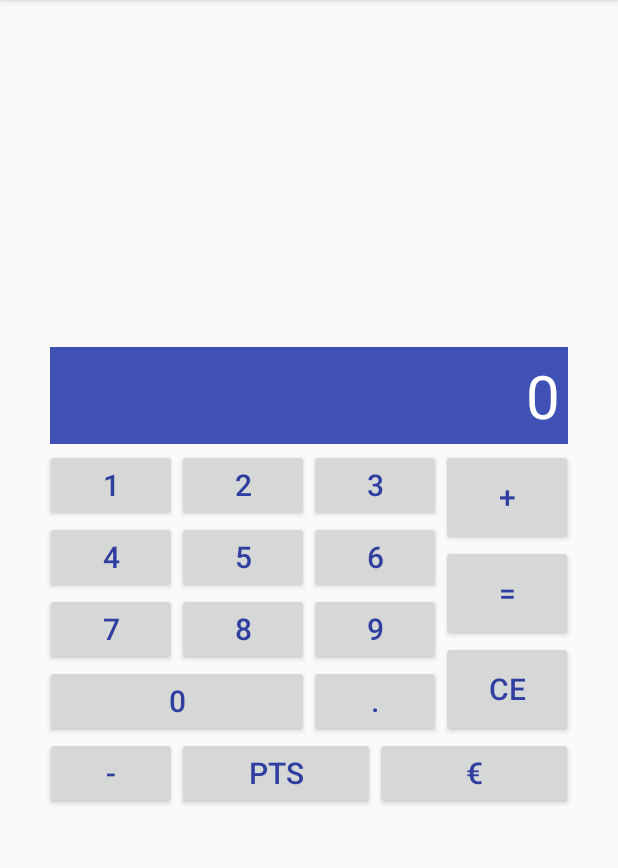
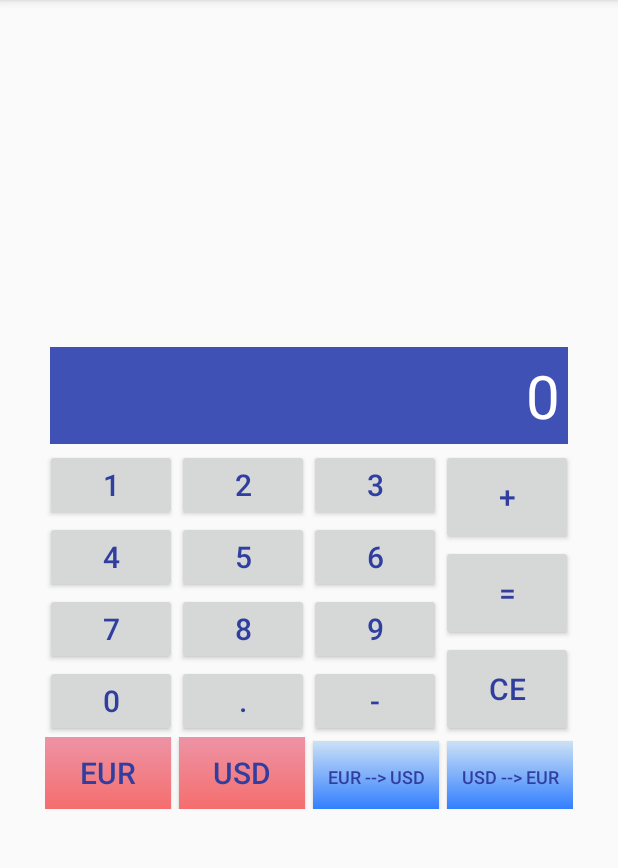
Before and after one commit to jvg637/AndroidFundamentosProyecto, an Android app: the fragment TabCalculadora shown on its own in the app's theme, after a tap on "CE", on a phone screen of 412 x 824 dp, the part 84-952 px from its top. Run offline under Robolectric (Android 15) with nearby library versions, the phone set to English and light mode, and no system bars; our stand-ins replace ButterKnife.

Commit message:
versión mapa funcional

```diff
--- a/app/src/main/java/es/maps/programacion/fundamentos/androidfundamentosproyecto/ui/tab/TabCalculadora.java
+++ b/app/src/main/java/es/maps/programacion/fundamentos/androidfundamentosproyecto/ui/tab/TabCalculadora.java
@@ -2,8 +2,10 @@ package es.maps.programacion.fundamentos.androidfundamentosproyecto.ui.tab;
 
 
 import android.content.Intent;
+import android.content.SharedPreferences;
 import android.os.Bundle;
 import android.support.v4.app.Fragment;
+import android.support.v7.preference.PreferenceManager;
 import android.view.LayoutInflater;
 import android.view.View;
 import android.view.ViewGroup;
@@ -16,6 +18,9 @@ import butterknife.ButterKnife;
 import butterknife.OnClick;
 import es.maps.programacion.fundamentos.androidfundamentosproyecto.R;
 import es.maps.programacion.fundamentos.androidfundamentosproyecto.lib.divisas.ConvertidorDivisas;
+import es.maps.programacion.fundamentos.androidfundamentosproyecto.lib.divisas.DivisasSW;
+import es.maps.programacion.fundamentos.androidfundamentosproyecto.lib.paises.pojo.Pais;
+import es.maps.programacion.fundamentos.androidfundamentosproyecto.sqlite.PaisesDivisasSQLite;
 
 import static android.app.Activity.RESULT_OK;
 
@@ -58,10 +63,14 @@ public class TabCalculadora extends Fragment {
     Button btnPunto;
     @BindView(R.id.btnOri)
     Button btnOri;
-    @BindView(R.id.btnDES)
+    @BindView(R.id.btnDes)
     Button btnDes;
     @BindView(R.id.btnMenos)
     Button btnMenos;
+    @BindView(R.id.btnCNV)
+    Button btnCNV;
+    @BindView(R.id.btnCNV2)
+    Button btnCNV2;
 
     /*private TextView pantallaCalculadora;*/
 
@@ -75,6 +84,30 @@ public class TabCalculadora extends Fragment {
 
 
     private void inicializaComponentes() {
+
+        obtenerDivisaPaisPreferencias();
+    }
+
+    private void obtenerDivisaPaisPreferencias() {
+
+        SharedPreferences pref = PreferenceManager.getDefaultSharedPreferences(getContext());
+        String paisDefault = pref.getString(getString(R.string.pref_pais_origen), "");
+
+        if (!paisDefault.isEmpty()) {
+            PaisesDivisasSQLite db = new PaisesDivisasSQLite(getContext());
+
+            Pais pais = db.getPais(paisDefault);
+
+            String primeraDivsa = pais.getDivisas().split("-")[0];
+
+            btnOri.setText(primeraDivsa);
+
+            if (primeraDivsa.equals("USD")) {
+                btnDes.setText("EUR");
+            }
+
+            btnCNV.setText(primeraDivsa + btnCNV.getText().toString().substring(3));
+        }
     }
 
 
@@ -84,6 +117,7 @@ public class TabCalculadora extends Fragment {
         ButterKnife.bind(this, view);
 
         inicializaComponentes();
+
 
         return view;
     }
@@ -98,8 +132,8 @@ public class TabCalculadora extends Fragment {
 
         if (flagNuevoNumero && !tag.equals(getResources().getString(R.string.digito_IGUAL_calculadora)) &&
                 !tag.equals(getResources().getString(R.string.digito_MAS_calculadora)) &&
-                !tag.equals(getResources().getString(R.string.digito_PTS_calculadora)) &&
-                !tag.equals(getResources().getString(R.string.digito_EUR_calculadora)) &&
+                !tag.equals(getResources().getString(R.string.digito_moneda_origen_calculadora)) &&
+                !tag.equals(getResources().getString(R.string.digito_moneda_destino_calculadora)) &&
                 !tag.equals(getResources().getString(R.string.digito_MENOS_calculadora))) {
             actualizaPantalla(tag, "");
         }
@@ -187,7 +221,7 @@ public class TabCalculadora extends Fragment {
                 //acumulador = 0d;
                 tagPrevia = "";
 
-            } else if (tag.equals(getResources().getString(R.string.digito_PTS_calculadora))) {
+            } else if (tag.equals(getResources().getString(R.string.digito_moneda_origen_calculadora))) {
                 sumando = pantallaCalculadora.getText().toString().length() > 0 ? Double.parseDouble(pantallaCalculadora.getText().toString()) : 0;
                 actualizaPantalla(tag, String.format("%d", (Math.round(sumando * 166.386))));
 
@@ -195,7 +229,7 @@ public class TabCalculadora extends Fragment {
                 flagDecimalIntroducido = false;
                 tagPrevia = "";
 
-            } else if (tag.equals(getResources().getString(R.string.digito_EUR_calculadora))) {
+            } else if (tag.equals(getResources().getString(R.string.digito_moneda_destino_calculadora))) {
                 sumando = pantallaCalculadora.getText().toString().length() > 0 ? Double.parseDouble(pantallaCalculadora.getText().toString()) : 0;
                 actualizaPantalla(tag, String.format("%.2f", (sumando / 166.386f)));
 
@@ -243,8 +277,35 @@ public class TabCalculadora extends Fragment {
         }
     }
 
+    @OnClick({R.id.btnCNV})
+    void convierteDivisa() {
 
-    @OnClick({R.id.btnOri, R.id.btnDES})
+        convierteDivisa(1);
+    }
+
+    private void convierteDivisa(int opcion) {
+        try {
+            double tipoDeCambio=-1;
+            if (opcion == 1)
+                 tipoDeCambio = new DivisasSW().tipoCambio(btnOri.getText().toString(), btnDes.getText().toString());
+            else
+                 tipoDeCambio = new DivisasSW().tipoCambio( btnDes.getText().toString(),btnOri.getText().toString());
+
+            if (tipoDeCambio < 0) {
+                Toast.makeText(getContext(), "Ha ocurrido un error en el acceso al tipo de cambio!", Toast.LENGTH_SHORT).show();
+                return;
+            }
+
+            //Toast.makeText(this, "" + importe1, Toast.LENGTH_SHORT).show();
+
+            pantallaCalculadora.setText(String.valueOf(tipoDeCambio * Double.parseDouble(pantallaCalculadora.getText().toString())));
+        } catch (Exception ex) {
+            Toast.makeText(getContext(), "Ha ocurrido un error! Inténtelo de nuevo", Toast.LENGTH_SHORT).show();
+
+        }
+    }
+
+    @OnClick({R.id.btnOri, R.id.btnDes})
     public void seleccionaDivisa(View view) {
 
         Intent intent = new Intent(getContext(), ConvertidorDivisas.class);
@@ -266,13 +327,32 @@ public class TabCalculadora extends Fragment {
     @Override
     public void onActivityResult(int requestCode, int resultCode, Intent data) {
 
-        if (requestCode == NUEVA_DIVISA_ORI && resultCode ==RESULT_OK) {
-            btnOri.setText(data.getExtras().getString("moneda"));
+        if (requestCode == NUEVA_DIVISA_ORI && resultCode == RESULT_OK) {
+            String divisaRes = data.getExtras().getString("moneda");
+
+            if (!btnDes.getText().toString().isEmpty() && btnDes.getText().toString().equals(divisaRes)) {
+                Toast.makeText(getContext(), getString(R.string.error_divisas_iguales), Toast.LENGTH_SHORT).show();
+            } else {
+                btnOri.setText(divisaRes);
+                btnCNV.setText(divisaRes + btnCNV.getText().toString().substring(3));
+                btnCNV2.setText(btnCNV.getText().toString().substring(0, 8) + divisaRes);
+
+            }
+        } else if (requestCode == NUEVA_DIVISA_DES && resultCode == RESULT_OK)
+
+        {
+            String divisaRes = data.getExtras().getString("moneda");
+
+            if (!btnOri.getText().toString().isEmpty() && btnOri.getText().toString().equals(divisaRes)) {
+                Toast.makeText(getContext(), getString(R.string.error_divisas_iguales), Toast.LENGTH_SHORT).show();
+
+            } else {
+                btnCNV.setText(btnCNV.getText().toString().substring(0, 8) + divisaRes);
+                btnDes.setText(divisaRes);
+                btnCNV2.setText(divisaRes + btnCNV.getText().toString().substring(3));
+            }
         }
-        else
-        if (requestCode == NUEVA_DIVISA_DES && resultCode ==RESULT_OK) {
-            btnDes.setText(data.getExtras().getString("moneda"));
-        }
+
         super.onActivityResult(requestCode, resultCode, data);
     }
 }
--- a/app/src/main/java/es/maps/programacion/fundamentos/androidfundamentosproyecto/ui/tab/TabListPaises.java
+++ b/app/src/main/java/es/maps/programacion/fundamentos/androidfundamentosproyecto/ui/tab/TabListPaises.java
@@ -34,6 +34,8 @@ public class TabListPaises extends Fragment {
         // Obtiene Paises
         View view = inflater.inflate(R.layout.lista_paises, container, false);
         inicializaRecyclerView(view);
+
+        setHasOptionsMenu(true);
         return view;
 
     }
--- /dev/null
+++ b/app/src/main/res/drawable/degradado_azul.xml
@@ -0,0 +1,7 @@
+<?xml version="1.0" encoding="utf-8"?>
+<shape xmlns:android="http://schemas.android.com/apk/res/android">
+    <gradient
+        android:startColor="#cce1f5"
+        android:endColor="#2979ff"
+        android:angle="270" />
+</shape>
--- /dev/null
+++ b/app/src/main/res/drawable/degradado_rojo.xml
@@ -0,0 +1,7 @@
+<?xml version="1.0" encoding="utf-8"?>
+<shape xmlns:android="http://schemas.android.com/apk/res/android">
+    <gradient
+        android:startColor="#ed93a5"
+        android:endColor="#f56e6e"
+        android:angle="270" />
+</shape>
--- a/app/src/main/res/layout/calculadora_tab.xml
+++ b/app/src/main/res/layout/calculadora_tab.xml
@@ -22,6 +22,7 @@
 
 
     <LinearLayout
+
         android:layout_width="wrap_content"
         android:layout_height="wrap_content"
         android:orientation="horizontal">
@@ -38,6 +39,7 @@
                 android:orientation="horizontal">
 
                 <Button
+
                     android:id="@+id/btn1"
                     style="@style/EstiloBotonCalculadoraDigito"
                     android:layout_width="wrap_content"
@@ -46,6 +48,7 @@
                     android:text="@string/digito_1_calculadora" />
 
                 <Button
+
                     android:id="@+id/btn2"
                     style="@style/EstiloBotonCalculadoraDigito"
                     android:layout_width="wrap_content"
@@ -131,9 +134,8 @@
 
                 <Button
                     style="@style/EstiloBotonCalculadoraDigito"
-                    android:layout_width="0dp"
+                    android:layout_width="wrap_content"
                     android:layout_height="wrap_content"
-                    android:layout_weight="66"
 
                     android:id="@+id/btn0"
                     android:tag="@string/digito_0_calculadora"
@@ -141,15 +143,24 @@
 
                 <Button
                     style="@style/EstiloBotonCalculadoraDigito"
-                    android:layout_width="0dp"
+                    android:layout_width="wrap_content"
                     android:layout_height="wrap_content"
-                    android:layout_weight="33"
                     android:id="@+id/btnPunto"
                     android:tag="@string/digito_PUNTO_calculadora"
                     android:text="@string/digito_PUNTO_calculadora"
 
 
                     />
+                <Button
+                    style="@style/EstiloBotonCalculadoraDigito"
+                    android:layout_width="wrap_content"
+                    android:layout_height="wrap_content"
+                    android:id="@+id/btnMenos"
+                    android:tag="@string/digito_MENOS_calculadora"
+                    android:text="@string/digito_MENOS_calculadora"
+
+                    />
+
             </LinearLayout>
 
         </LinearLayout>
@@ -196,34 +207,47 @@
         android:layout_width="match_parent"
         android:layout_height="wrap_content"
         android:orientation="horizontal">
-
-        <Button
-            style="@style/EstiloBotonCalculadoraDigito"
-            android:layout_width="wrap_content"
-            android:layout_height="wrap_content"
-            android:id="@+id/btnMenos"
-            android:tag="@string/digito_MENOS_calculadora"
-            android:text="@string/digito_MENOS_calculadora"
-
-            />
-
         <Button
             android:id="@+id/btnOri"
             style="@style/EstiloBotonCalculadoraDigito"
             android:layout_width="wrap_content"
             android:layout_height="wrap_content"
             android:layout_weight="1"
-            android:tag="@string/digito_PTS_calculadora"
-            android:text="@string/digito_PTS_calculadora" />
-
+            android:text="@string/digito_moneda_origen_calculadora"
+            android:background="@drawable/degradado_rojo"
+            android:tag="@string/digito_moneda_origen_calculadora"
+            android:layout_marginRight="5dp"/>
         <Button
-            android:id="@+id/btnDES"
+            android:id="@+id/btnDes"
             style="@style/EstiloBotonCalculadoraDigito"
             android:layout_width="wrap_content"
             android:layout_height="wrap_content"
             android:layout_weight="1"
-            android:tag="@string/digito_EUR_calculadora"
-            android:text="@string/digito_EUR_calculadora" />
+            android:text="@string/digito_moneda_destino_calculadora"
+            android:background="@drawable/degradado_rojo"
+            android:layout_marginRight="5dp"
+            />
+        <Button
+            android:id="@+id/btnCNV"
+            style="@style/EstiloBotonCalculadoraDigito"
+            android:layout_width="wrap_content"
+            android:layout_height="wrap_content"
+            android:layout_weight="1"
+            android:text="EUR --> USD"
+            android:textSize="12sp"
+            android:background="@drawable/degradado_azul"
+            android:layout_marginRight="5dp"
+            />
+        <Button
+            android:id="@+id/btnCNV2"
+            style="@style/EstiloBotonCalculadoraDigito"
+            android:layout_width="wrap_content"
+            android:layout_height="wrap_content"
+            android:layout_weight="1"
+            android:text="USD --> EUR"
+            android:textSize="12sp"
+            android:background="@drawable/degradado_azul"
+            />
 
 
     </LinearLayout>
--- a/app/src/main/res/values/strings.xml
+++ b/app/src/main/res/values/strings.xml
@@ -1,5 +1,7 @@
 <resources>
     <string name="app_name">MapaMundi Fundamentos</string>
+
+    <string name="preferencias_principal">preferencias_principal</string>
 
     <string name="main_activity_titulo_pestaña_boton_animado">Botón Animado</string>
     <string name="main_activity_titulo_pestaña_calculadora">Calculadora</string>
@@ -16,8 +18,8 @@
     <string name="digito_6_calculadora">6</string>
     <string name="digito_C_calculadora">CE</string>
     <string name="digito_IGUAL_calculadora">=</string>
-    <string name="digito_PTS_calculadora">Pts</string>
-    <string name="digito_EUR_calculadora">€</string>
+    <string name="digito_moneda_origen_calculadora">EUR</string>
+    <string name="digito_moneda_destino_calculadora">USD</string>
     <string name="digito_PUNTO_calculadora">.</string>
     <string name="calculadora_overflow">Err. OverFlow</string>
     <string name="tab_other_title">Otra</string>
@@ -37,6 +39,7 @@
     <string name="pref_pais_origen">pais</string>
     <string name="pref_pais_origen_sum">Seleccione su País</string>
     <string name="pref_pais_origen_tit">Pais</string>
+
     <string name="preferencias_configuracion">Configuración</string>
     <string name="recycler_himno">Himno</string>
     <string name="main_activity_titulo_pestaña_lista_paises">Paises</string>
@@ -45,5 +48,8 @@
     <string name="cancelar">Cancelar</string>
     <string name="seleccion_divisa_aceptar">Seleccionar</string>
 
+    <string name="accion_pais_origen">es.maps.programacion.fundamentos.PAIS</string>
+    <string name="error_divisas_iguales">Error. Las divisas no pueden ser iguales!</string>
+
 
 </resources>
```
Also changed, not shown: app/src/main/java/es/maps/programacion/fundamentos/androidfundamentosproyecto/preferencias/PreferencesActividad.java (added, +56 -0 lines), app/src/main/res/xml/preferencias.xml (+7 -7 lines).
